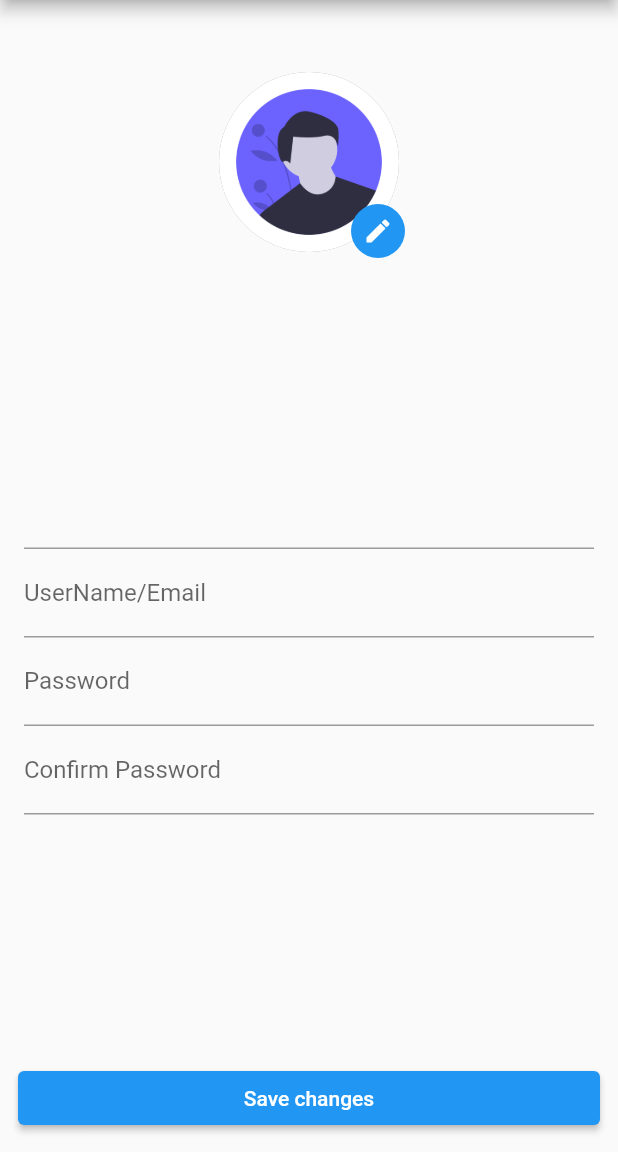
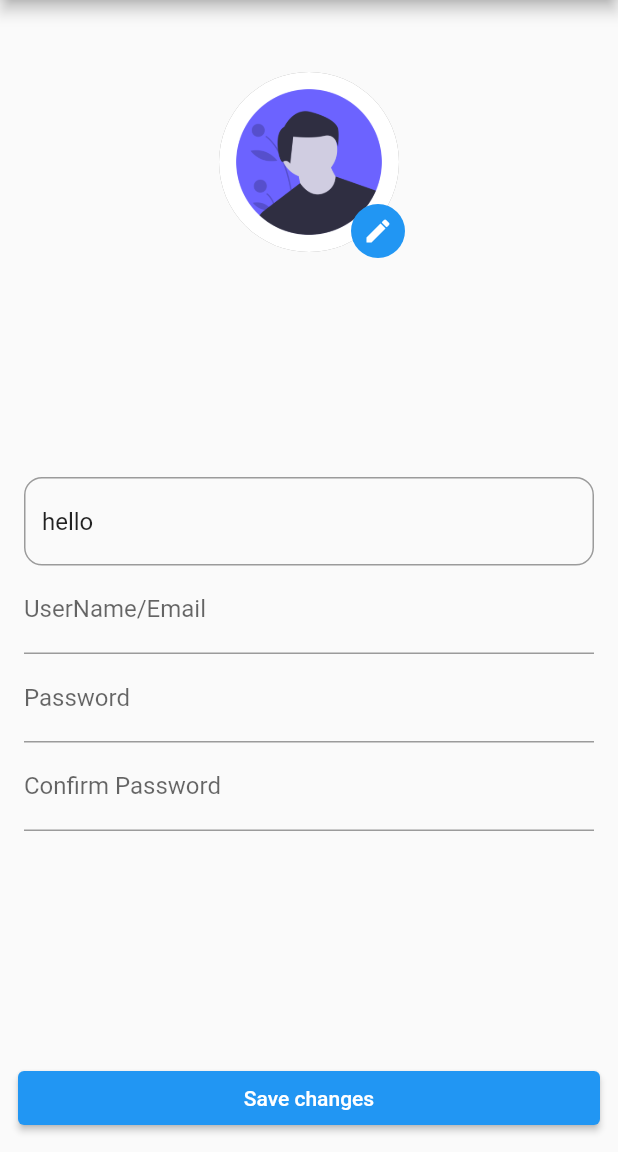
Before and after one commit to noman2002/EnRoute-X, a Flutter app: the EditProfilePage screen opened by its route, on a phone screen of 412 x 824 dp, the part 84-1236 px from its top. Run offline on Flutter 3.47's test engine with Material 2 defaults, Android fonts, the phone set to English and light mode, and no system bars; our stand-ins replace firebase_auth, firebase_core, firebase_storage, google_fonts, image_picker, velocity_x; accounts and stored records are empty.

Commit message:
profile page commits

```diff
--- a/lib/pages/edit_profile_page.dart
+++ b/lib/pages/edit_profile_page.dart
@@ -22,7 +22,7 @@ class _EditProfilePageState extends State<EditProfilePage> {
   String? imageUrl;
   final _formKey = GlobalKey<FormState>();
   String _name = "";
-String initialText = "hello";
+  String initialText = "hello";
   String _email = "";
 
   late TextEditingController _usernameController;
@@ -57,13 +57,13 @@ String initialText = "hello";
     super.initState();
     this.checkAuthentication();
     this.getUser();
-    _usernameController = TextEditingController(text: user?.displayName);
+    _usernameController = TextEditingController(text: initialText);
   }
 
   @override
   void dispose() {
+    _usernameController.dispose();
     super.dispose();
-    _usernameController.dispose();
   }
 
   Future getImage() async {
@@ -182,12 +182,13 @@ String initialText = "hello";
                     padding: const EdgeInsets.all(16.0),
                     child: Column(
                       children: [
-                        TextFormField(
+                        TextField(
                           controller: _usernameController,
 
-                          // decoration: InputDecoration(
-                          //   labelText: "Full Name",
-                          // ),
+                          decoration: InputDecoration(
+                              // labelText: "Full Name",
+                              border: OutlineInputBorder(
+                                  borderRadius: BorderRadius.circular(12))),
                           // onChanged: (newValue) {
                           //   _name = newValue;
                           //   setState(() {});
```
Also changed, not shown: lib/widgets/textfield_widget.dart (added, +58 -0 lines).
